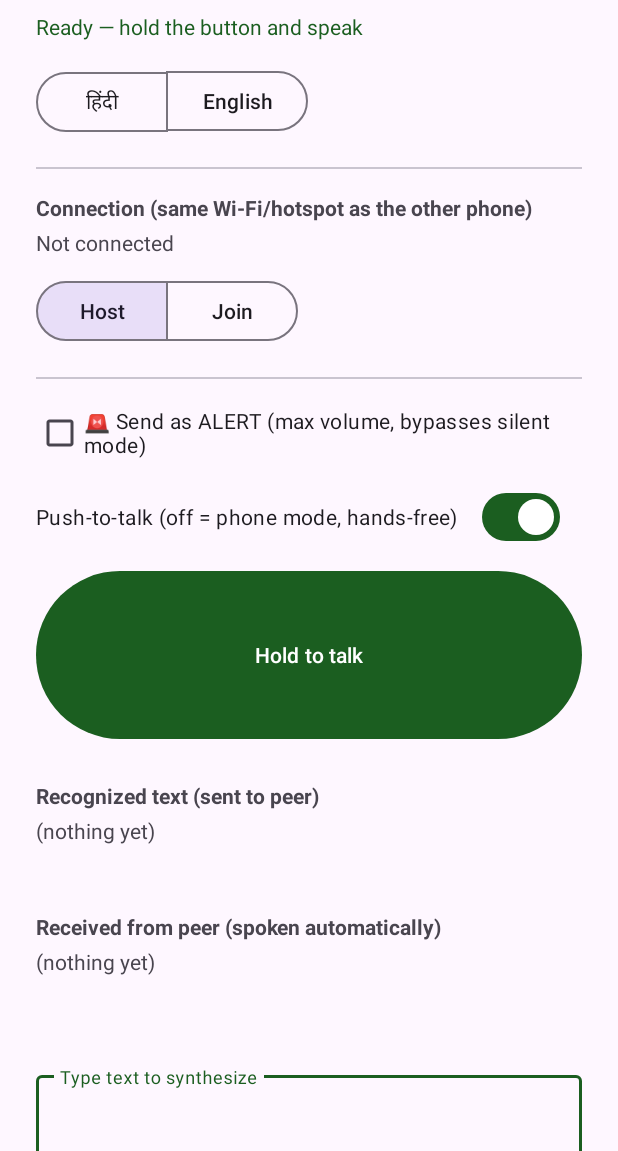
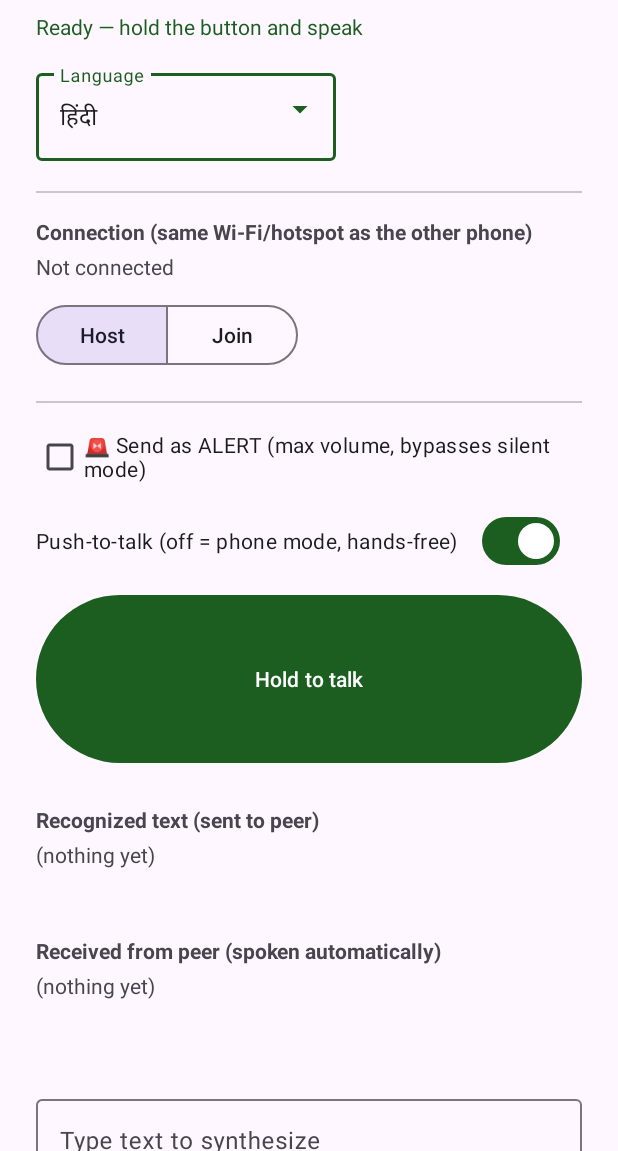
Before and after one commit to bansal1806/I-Tantra, an Android app: the screen it shows after launch (MainActivity), after a tap on "Host", on a phone screen of 412 x 824 dp, the part 85-1236 px from its top. Run offline under Robolectric (Android 15) with nearby library versions, the phone set to English and light mode, and no system bars; libraries missing offline, so code that uses them is left out: com.k2fsa.sherpa; 13 statements that could not run were skipped.

Commit message:
M5: 3 more languages (Malayalam, Gujarati, Bengali) -- 5/10 total
Exhaustively checked TTS coverage for the PS's 10 named languages
(Hindi, Gujarati, Marathi, Kannada, Malayalam, Tamil, Telugu, Odia,
Bengali, English) across sherpa-onnx's own releases (Piper, Mimic3,
Coqui) and Hugging Face: only 5 have a ready-to-use on-device voice
anywhere. Marathi/Kannada/Telugu have community Coqui-VITS checkpoints
(SYSPIN project) but as raw PyTorch, not sherpa-onnx-compatible ONNX --
real conversion engineering, not a quick add. Tamil has scattered
community options of unclear quality. Odia has nothing findable.
Documented in download_models.ps1 and docs/metrics.md so this doesn't
get re-litigated from scratch later.

Added the 3 with real coverage:
- Malayalam: Piper (same as Hindi/English -- espeak-ng-data, .onnx,
  tokens.txt)
- Gujarati: Mimic3-trained (Piper has no Gujarati voice at all) --
  same OfflineTtsVitsModelConfig interface, verified working via
  desktop-spike before touching Android. Only a "low" quality tier
  exists; audibly the weakest of the 5 (roundtrip test caught it
  mishearing "pul" [bridge] as "school" -- a real, honest quality gap,
  not swept under the rug).
- Bengali: Coqui-trained -- structurally different (no espeak-ng-data;
  tokenizes by character, not phonemes), so SherpaEngine now branches
  on dataDir per-language (ttsDataDirFor) instead of assuming every
  voice needs one.

Verified all 3 as a full text->TTS->wav->STT->text roundtrip on
desktop first (>=90% similarity, same bar as Hindi/English) before any
Android work, catching the mislabeled trysem-repo-style bug class
early if it existed here too (it didn't -- OpenVoiceOS's per-language
STT exports checked out again).

UI: replaced the 2-button language toggle with a dropdown (Material3
ExposedDropdownMenu) -- a button row doesn't scale to 5 languages, let
alone the 10 the PS asks for.

Real cost surfaced: bundling all 5 languages uncompressed pushed the
debug APK to 1.02GB (was 389MB for 2 languages after the M4 ABI fix).
That's too large for the PS's low/mid-range-phone target -- the actual
next lever is per-language download-on-demand instead of shipping
every language in one install, not more languages on top of this.

Co-Authored-By: Claude Sonnet 5 <noreply@anthropic.com>

```diff
--- a/android/app/src/main/java/com/itantra/app/MainActivity.kt
+++ b/android/app/src/main/java/com/itantra/app/MainActivity.kt
@@ -6,6 +6,7 @@ import android.os.Bundle
 import android.util.Log
 import android.view.MotionEvent
 import android.view.View
+import android.widget.ArrayAdapter
 import android.widget.Toast
 import androidx.activity.result.contract.ActivityResultContracts
 import androidx.appcompat.app.AppCompatActivity
@@ -16,11 +17,11 @@ import java.net.NetworkInterface
 import java.util.Collections
 
 /**
- * M1+M2: push-to-talk on one phone (speech in -> recognized text; typed text in -> spoken
- * aloud, both via [SherpaEngine]), plus a two-phone link (M2's [Transport]) so what one
- * phone recognizes gets sent to and spoken by the other -- the actual walkie-talkie. Hindi
- * and English are both bundled; the toggle switches which one [SherpaEngine] has loaded
- * (only one language's models are held in RAM at a time).
+ * Push-to-talk (or, mode switched off, a continuous phone-mode call) on one phone -- speech
+ * in, recognized text shown; typed text in, spoken aloud, both via [SherpaEngine] -- plus a
+ * two-phone link (M2's [Transport]) so what one phone recognizes gets sent to and spoken by
+ * the other. [languages] lists what's selectable; only one language's models are held in
+ * RAM at a time (see SherpaEngine.init).
  */
 class MainActivity : AppCompatActivity() {
 
@@ -36,6 +37,18 @@ class MainActivity : AppCompatActivity() {
 
     @Volatile
     private var callActive = false
+
+    /** (code, display label) for every language with a bundled TTS voice. Not all 10 the PS
+     *  asks for -- see docs/metrics.md for which 5 currently have one and why. */
+    private val languages: List<Pair<String, String>> by lazy {
+        listOf(
+            "hi" to getString(R.string.lang_hindi),
+            "en" to getString(R.string.lang_english),
+            "ml" to getString(R.string.lang_malayalam),
+            "gu" to getString(R.string.lang_gujarati),
+            "bn" to getString(R.string.lang_bengali),
+        )
+    }
 
     private val requestMicPermission =
         registerForActivityResult(ActivityResultContracts.RequestPermission()) { granted ->
@@ -64,9 +77,11 @@ class MainActivity : AppCompatActivity() {
 
         binding.retryButton.setOnClickListener { loadEngine() }
 
-        binding.langToggle.addOnButtonCheckedListener { _, checkedId, isChecked ->
-            if (!isChecked) return@addOnButtonCheckedListener
-            val newLang = if (checkedId == binding.langEnglishButton.id) "en" else "hi"
+        val langAdapter = ArrayAdapter(this, android.R.layout.simple_list_item_1, languages.map { it.second })
+        binding.langDropdown.setAdapter(langAdapter)
+        binding.langDropdown.setText(languages.first { it.first == lang }.second, false)
+        binding.langDropdown.setOnItemClickListener { _, _, position, _ ->
+            val newLang = languages[position].first
             if (newLang != lang) {
                 lang = newLang
                 loadEngine()
@@ -196,8 +211,7 @@ class MainActivity : AppCompatActivity() {
         callActive = true
         binding.pttButton.text = getString(R.string.btn_end_call)
         binding.status.text = getString(R.string.status_call_listening)
-        binding.langHindiButton.isEnabled = false
-        binding.langEnglishButton.isEnabled = false
+        binding.langDropdown.isEnabled = false
         binding.pttModeSwitch.isEnabled = false
         Thread {
             engine.startPhoneMode { result ->
@@ -212,8 +226,7 @@ class MainActivity : AppCompatActivity() {
         Thread { engine.stopPhoneMode() }.start()
         binding.pttButton.text = getString(R.string.btn_start_call)
         binding.status.text = getString(R.string.status_ready)
-        binding.langHindiButton.isEnabled = true
-        binding.langEnglishButton.isEnabled = true
+        binding.langDropdown.isEnabled = true
         binding.pttModeSwitch.isEnabled = true
     }
 
@@ -341,8 +354,7 @@ class MainActivity : AppCompatActivity() {
                     binding.status.text =
                         getString(R.string.status_engine_error, ex.message ?: ex.toString())
                     binding.retryButton.visibility = View.VISIBLE
-                    binding.langHindiButton.isEnabled = true
-                    binding.langEnglishButton.isEnabled = true
+                    binding.langDropdown.isEnabled = true
                     binding.pttModeSwitch.isEnabled = true
                 }
             }
@@ -352,8 +364,7 @@ class MainActivity : AppCompatActivity() {
     private fun setControlsEnabled(enabled: Boolean) {
         binding.pttButton.isEnabled = enabled
         binding.speakButton.isEnabled = enabled
-        binding.langHindiButton.isEnabled = enabled
-        binding.langEnglishButton.isEnabled = enabled
+        binding.langDropdown.isEnabled = enabled
         binding.pttModeSwitch.isEnabled = enabled
     }
 
--- a/android/app/src/main/java/com/itantra/app/SherpaEngine.kt
+++ b/android/app/src/main/java/com/itantra/app/SherpaEngine.kt
@@ -159,8 +159,13 @@ class SherpaEngine(private val context: Context) {
         )
 
         val ttsModelFile = ttsModelFileFor(lang)
-        val assetDataDir = "tts/$lang/espeak-ng-data"
-        val extractedRoot = copyDataDir(assetDataDir)
+        val assetDataDir = ttsDataDirFor(lang)
+        val dataDir = if (assetDataDir.isNotEmpty()) {
+            val extractedRoot = copyDataDir(assetDataDir)
+            "$extractedRoot/$assetDataDir"
+        } else {
+            ""
+        }
         tts = OfflineTts(
             assets,
             OfflineTtsConfig(
@@ -168,7 +173,7 @@ class SherpaEngine(private val context: Context) {
                     vits = OfflineTtsVitsModelConfig(
                         model = "tts/$lang/$ttsModelFile",
                         tokens = "tts/$lang/tokens.txt",
-                        dataDir = "$extractedRoot/$assetDataDir",
+                        dataDir = dataDir,
                     ),
                     numThreads = 2,
                     provider = "cpu",
@@ -205,8 +210,17 @@ class SherpaEngine(private val context: Context) {
     private fun ttsModelFileFor(lang: String): String = when (lang) {
         "hi" -> "hi_IN-priyamvada-medium.onnx"
         "en" -> "en_US-amy-medium.onnx"
+        "ml" -> "ml_IN-meera-medium.onnx"
+        "gu" -> "gu_IN-cmu-indic_low.onnx" // Mimic3, not Piper -- Piper has no Gujarati voice
+        "bn" -> "model.onnx" // Coqui's own export naming, not per-voice like the others
         else -> throw IllegalArgumentException("No TTS voice bundled for lang=$lang")
     }
+
+    /** Empty for a voice with no espeak-ng-data (Coqui-trained bn tokenizes by character,
+     *  not phonemes) -- sherpa-onnx wants "" for that, not a path to something that isn't
+     *  there. Every other bundled voice is Piper or Mimic3, both espeak-based. */
+    private fun ttsDataDirFor(lang: String): String =
+        if (lang == "bn") "" else "tts/$lang/espeak-ng-data"
 
     // ---------------------------------------------------------------------
     // STT: push-to-talk recording
--- a/android/app/src/main/res/layout/activity_main.xml
+++ b/android/app/src/main/res/layout/activity_main.xml
@@ -40,31 +40,25 @@
             android:text="@string/btn_retry"
             android:visibility="gone" />
 
-        <!-- Language toggle: switches which model set SherpaEngine has loaded. Only one
-             language's models are ever held in RAM at a time (see SherpaEngine.init). -->
-        <com.google.android.material.button.MaterialButtonToggleGroup
-            android:id="@+id/langToggle"
+        <!-- Language selector: switches which model set SherpaEngine has loaded. Only one
+             language's models are ever held in RAM at a time (see SherpaEngine.init). A
+             dropdown rather than a button row: 5 languages today, up to 10 once TTS
+             coverage allows (see docs/metrics.md), doesn't fit a row of buttons. -->
+        <com.google.android.material.textfield.TextInputLayout
+            android:id="@+id/langDropdownLayout"
+            style="@style/Widget.Material3.TextInputLayout.OutlinedBox.ExposedDropdownMenu"
             android:layout_width="wrap_content"
             android:layout_height="wrap_content"
             android:layout_marginTop="16dp"
-            app:singleSelection="true"
-            app:selectionRequired="true">
+            android:hint="@string/label_language">
 
-            <com.google.android.material.button.MaterialButton
-                android:id="@+id/langHindiButton"
-                style="?attr/materialButtonOutlinedStyle"
-                android:layout_width="wrap_content"
+            <AutoCompleteTextView
+                android:id="@+id/langDropdown"
+                android:layout_width="200dp"
                 android:layout_height="wrap_content"
-                android:checked="true"
-                android:text="@string/lang_hindi" />
-
-            <com.google.android.material.button.MaterialButton
-                android:id="@+id/langEnglishButton"
-                style="?attr/materialButtonOutlinedStyle"
-                android:layout_width="wrap_content"
-                android:layout_height="wrap_content"
-                android:text="@string/lang_english" />
-        </com.google.android.material.button.MaterialButtonToggleGroup>
+                android:inputType="none"
+                tools:ignore="LabelFor" />
+        </com.google.android.material.textfield.TextInputLayout>
 
         <!-- M2 transport: one phone hosts (listens), the other joins by typing the host's
              local Wi-Fi IP. Both phones share a Wi-Fi network (hotspot from one of them, or
--- a/android/app/src/main/res/values/strings.xml
+++ b/android/app/src/main/res/values/strings.xml
@@ -11,8 +11,12 @@
     <string name="status_engine_error">Couldn\'t load: %1$s</string>
     <string name="btn_retry">Retry</string>
 
+    <string name="label_language">Language</string>
     <string name="lang_hindi">हिंदी</string>
     <string name="lang_english">English</string>
+    <string name="lang_malayalam">മലയാളം</string>
+    <string name="lang_gujarati">ગુજરાતી</string>
+    <string name="lang_bengali">বাংলা</string>
 
     <string name="btn_hold_to_talk">Hold to talk</string>
     <string name="label_ptt_mode">Push-to-talk (off = phone mode, hands-free)</string>
```
Also changed, not shown: 4 other files.
